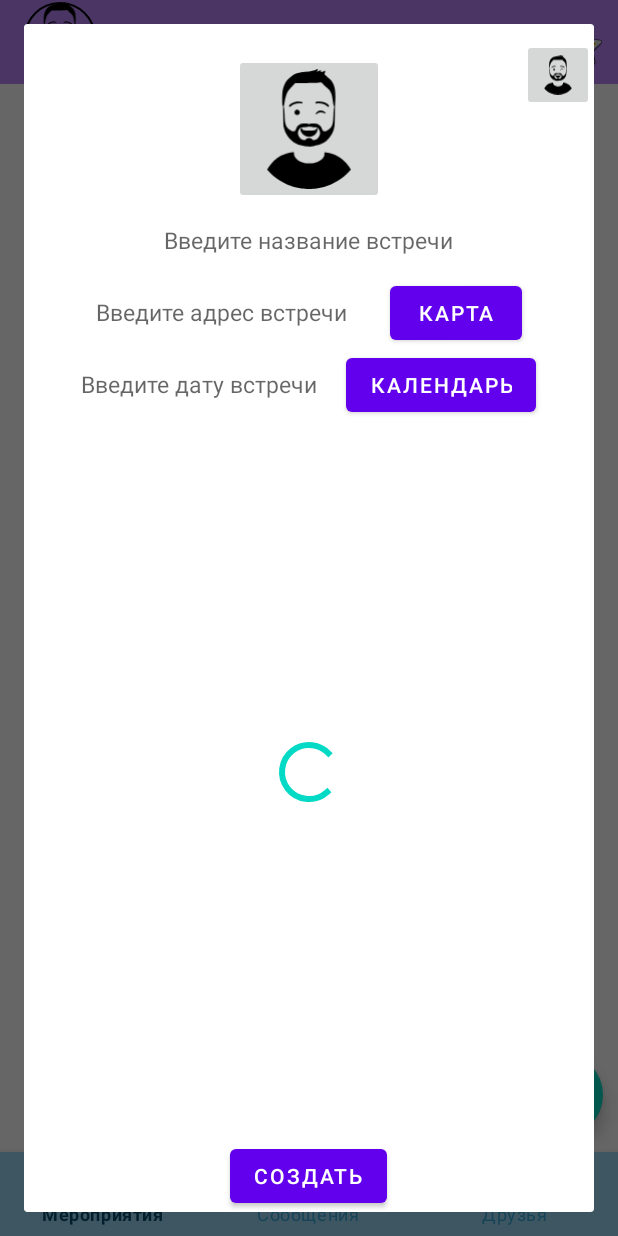
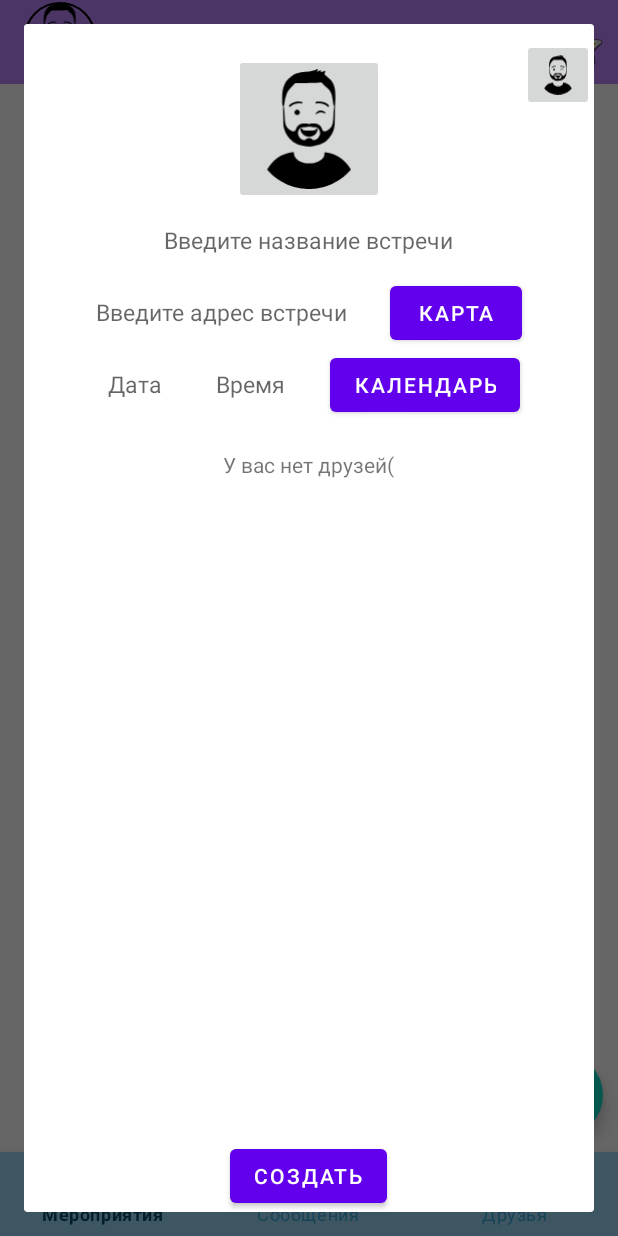
Before and after one commit to manfeo/FriendsOrganiser, an Android app: the fragment NewAppointmentDialog placed in its activity, on a phone screen of 412 x 824 dp. Run offline under Robolectric (Android 15) with nearby library versions, the phone set to English and light mode, and no system bars; our stand-ins replace Firebase (no records; nobody signed in at launch, a user with empty details on screens opened directly).

Commit message:
Completed listener for appointments. Made appointment creation. Slightly worked on appointment creation view. Switched from manual string formatting to DateTimeFormatter

```diff
--- a/app/src/main/java/com/example/friendsorganiser/MainActivityPackage/AppointmentsPackage/NewAppointment/NewAppointmentDialog.java
+++ b/app/src/main/java/com/example/friendsorganiser/MainActivityPackage/AppointmentsPackage/NewAppointment/NewAppointmentDialog.java
@@ -8,15 +8,21 @@ import android.view.ViewGroup;
 import androidx.annotation.NonNull;
 import androidx.annotation.Nullable;
 import androidx.fragment.app.DialogFragment;
+import androidx.lifecycle.Observer;
 import androidx.lifecycle.ViewModelProvider;
 
+import com.example.friendsorganiser.MainActivityPackage.ChatsPackage.NewChatDialog.FriendsPickerAdapter;
 import com.example.friendsorganiser.Models.Appointment;
+import com.example.friendsorganiser.Models.UserInfo;
 import com.example.friendsorganiser.databinding.CreateNewAppointmentBinding;
+
+import java.util.List;
 
 public class NewAppointmentDialog extends DialogFragment {
 
     private CreateNewAppointmentBinding binding;
     private NewAppointmentDialogViewModel newAppointmentDialogViewModel;
+    private FriendsPickerAdapter friendsPickerAdapter;
 
     @Nullable
     @Override
@@ -32,7 +38,13 @@ public class NewAppointmentDialog extends DialogFragment {
         newAppointmentDialogViewModel = new ViewModelProvider(requireActivity()).get(NewAppointmentDialogViewModel.class);
         newAppointmentDialogViewModel.init();
 
+        init();
         setListeners();
+    }
+
+    private void init(){
+        friendsPickerAdapter = new FriendsPickerAdapter(newAppointmentDialogViewModel.getFriends().getValue());
+        binding.rvNewAppointmentFriends.setAdapter(friendsPickerAdapter);
     }
 
     private void setListeners(){
@@ -41,8 +53,42 @@ public class NewAppointmentDialog extends DialogFragment {
             String appointmentTitle = binding.etNewAppointmentTitle.getText().toString();
             String appointmentAddress = binding.etNewAppointmentManualAddress.getText().toString();
             String appointmentDate = binding.etNewAppointmentDate.getText().toString();
+            String appointmentTime = binding.etNewAppointmentTime.getText().toString();
 
-            newAppointmentDialogViewModel.createNewAppointment(appointmentTitle, appointmentAddress, appointmentDate);
+            newAppointmentDialogViewModel.createNewAppointment(appointmentTitle, appointmentAddress, appointmentDate, appointmentTime);
         });
+        newAppointmentDialogViewModel.getFriends().observe(getViewLifecycleOwner(), friends -> {
+            if (friends.size() == 0){
+                binding.rvNewAppointmentFriends.setVisibility(View.GONE);
+                binding.tvNewAppointmentNoFriends.setVisibility(View.VISIBLE);
+            } else {
+                friendsPickerAdapter.notifyDataSetChanged();
+                binding.rvNewAppointmentFriends.setVisibility(View.VISIBLE);
+                binding.tvNewAppointmentNoFriends.setVisibility(View.GONE);
+            }
+        });
+        newAppointmentDialogViewModel.isFriendsListLoading().observe(getViewLifecycleOwner(), this::friendsLoading);
+        newAppointmentDialogViewModel.isNewAppointmentLoading().observe(getViewLifecycleOwner(), isNewAppointmentLoading -> {
+            newAppointmentLoading(isNewAppointmentLoading);
+            dismiss();
+        });
+
+    }
+
+    private void friendsLoading(boolean isLoading){
+        if (isLoading)
+            binding.pbNewAppointmentFriendsLoading.setVisibility(View.VISIBLE);
+        else
+            binding.pbNewAppointmentFriendsLoading.setVisibility(View.GONE);
+    }
+
+    private void newAppointmentLoading(boolean isLoading){
+        if (isLoading) {
+            binding.btNewAppointmentCreate.setVisibility(View.GONE);
+            binding.pbNewAppointmentCreateLoading.setVisibility(View.VISIBLE);
+        } else {
+            binding.btNewAppointmentCreate.setVisibility(View.VISIBLE);
+            binding.pbNewAppointmentCreateLoading.setVisibility(View.GONE);
+        }
     }
 }
--- a/app/src/main/java/com/example/friendsorganiser/MainActivityPackage/AppointmentsPackage/NewAppointment/NewAppointmentDialogViewModel.java
+++ b/app/src/main/java/com/example/friendsorganiser/MainActivityPackage/AppointmentsPackage/NewAppointment/NewAppointmentDialogViewModel.java
@@ -30,6 +30,8 @@ public class NewAppointmentDialogViewModel extends ViewModel implements OnFriend
 
         friendsListLoading = new MutableLiveData<>();
         newAppointmentLoading = new MutableLiveData<>();
+
+        loadFriends();
     }
 
     public LiveData<List<UserInfo>> getFriends(){
@@ -42,9 +44,17 @@ public class NewAppointmentDialogViewModel extends ViewModel implements OnFriend
         newAppointmentDialogRepository.getFriends(allFriends, this);
     }
 
-    public void createNewAppointment(String appointmentTitle, String appointmentAddress, String appointmentDate){
-        //newAppointmentDialogRepository.createNewApppointment(newAppointment);
-        Log.d("a;skldj", "a;sdlkfjalk;");
+    public LiveData<Boolean> isFriendsListLoading(){
+        return friendsListLoading;
+    }
+
+    public LiveData<Boolean> isNewAppointmentLoading(){
+        return newAppointmentLoading;
+    }
+
+    public void createNewAppointment(String appointmentTitle, String appointmentAddress, String appointmentDate, String appointmentTime){
+        newAppointmentDialogRepository.createNewAppointment(appointmentTitle, appointmentAddress, appointmentDate,
+                appointmentTime, allFriends, this);
     }
 
     @Override
@@ -55,6 +65,6 @@ public class NewAppointmentDialogViewModel extends ViewModel implements OnFriend
 
     @Override
     public void onAppointmentCreatedCallback(boolean isLoading) {
-        newAppointmentLoading.setValue(false);
+        newAppointmentLoading.setValue(isLoading);
     }
 }
--- a/app/src/main/java/com/example/friendsorganiser/MainActivityPackage/AppointmentsPackage/RecentAppointments/AppointmentFragment.java
+++ b/app/src/main/java/com/example/friendsorganiser/MainActivityPackage/AppointmentsPackage/RecentAppointments/AppointmentFragment.java
@@ -54,8 +54,9 @@ public class AppointmentFragment extends Fragment implements OnAppointmentClick{
                 binding.tvNoAppointments.setVisibility(View.VISIBLE);
                 binding.rvAllAppointments.setVisibility(View.GONE);
             } else {
-                binding.tvNoAppointments.setVisibility(View .GONE);
+                binding.tvNoAppointments.setVisibility(View.GONE);
                 appointmentsAdapter.notifyDataSetChanged();
+                binding.rvAllAppointments.setVisibility(View.VISIBLE);
             }
             binding.fbCreateNewAppointment.setVisibility(View.VISIBLE);
         });
@@ -63,7 +64,7 @@ public class AppointmentFragment extends Fragment implements OnAppointmentClick{
         binding.fbCreateNewAppointment.setOnClickListener(v -> {
             FragmentManager manager = getActivity().getSupportFragmentManager();
             NewAppointmentDialog appointmentDialog = new NewAppointmentDialog();
-            appointmentDialog.show(manager, "newChatCreation");
+            appointmentDialog.show(manager, "newAppointmentCreation");
         });
     }
 
--- a/app/src/main/java/com/example/friendsorganiser/Models/Appointment.java
+++ b/app/src/main/java/com/example/friendsorganiser/Models/Appointment.java
@@ -7,8 +7,7 @@ public class Appointment {
     private LocalDateTime appointmentDateObject;
 
     public Appointment(String appointmentTitle, String appointmentDate,
-                       String appointmentPhoto, LocalDateTime appointmentDateObject,
-                       String appointmentId) {
+                       String appointmentPhoto, LocalDateTime appointmentDateObject, String appointmentId) {
         this.appointmentTitle = appointmentTitle;
         this.appointmentDate = appointmentDate;
         this.appointmentPhoto = appointmentPhoto;
--- a/app/src/main/res/layout/create_new_appointment.xml
+++ b/app/src/main/res/layout/create_new_appointment.xml
@@ -53,7 +53,7 @@
             android:id="@+id/et_newAppointmentManualAddress"
             android:layout_width="wrap_content"
             android:layout_height="48sp"
-            android:inputType="textPersonName"
+            android:inputType="textPostalAddress"
             android:textSize="15sp"
             android:background="@android:color/transparent"
             android:hint="Введите адрес встречи" />
@@ -94,10 +94,28 @@
             android:id="@+id/et_newAppointmentDate"
             android:layout_width="wrap_content"
             android:layout_height="48sp"
-            android:inputType="textPersonName"
+            android:minWidth="48sp"
+            android:inputType="date"
             android:textSize="15sp"
+            android:textAlignment="center"
             android:background="@android:color/transparent"
-            android:hint="Введите дату встречи" />
+            android:hint="Дата" />
+
+        <Space
+            android:layout_width="wrap_content"
+            android:layout_height="wrap_content"
+            android:layout_weight="1" />
+
+        <EditText
+            android:id="@+id/et_newAppointmentTime"
+            android:layout_width="wrap_content"
+            android:layout_height="48sp"
+            android:minWidth="48sp"
+            android:inputType="time"
+            android:textSize="15sp"
+            android:textAlignment="center"
+            android:background="@android:color/transparent"
+            android:hint="Время" />
 
         <Space
             android:layout_width="wrap_content"
@@ -122,7 +140,16 @@
         android:layout_width="match_parent"
         android:layout_height="wrap_content"
         android:layout_below="@+id/ll_newAppointmentDateHolder"
-        android:layout_above="@+id/bt_newAppointmentCreate">
+        android:layout_above="@+id/fl_newAppointmentCreateHolder">
+
+        <TextView
+            android:id="@+id/tv_newAppointmentNoFriends"
+            android:layout_width="wrap_content"
+            android:layout_height="wrap_content"
+            android:layout_gravity="center_horizontal"
+            android:layout_marginTop="20sp"
+            android:text="У вас нет друзей("
+            android:visibility="gone"/>
 
         <androidx.recyclerview.widget.RecyclerView
             android:id="@+id/rv_newAppointmentFriends"
@@ -149,13 +176,28 @@
         android:layout_height="200sp"
         android:visibility="gone"/>
 
-    <Button
-        android:id="@+id/bt_newAppointmentCreate"
-        android:layout_width="wrap_content"
+    <FrameLayout
+        android:id="@+id/fl_newAppointmentCreateHolder"
+        android:layout_width="match_parent"
         android:layout_height="wrap_content"
-        android:text="Создать"
         android:layout_alignParentBottom="true"
-        android:layout_centerHorizontal="true"
-        android:layout_marginBottom="10sp"/>
+        android:layout_marginBottom="10sp">
+
+        <ProgressBar
+            android:id="@+id/pb_newAppointmentCreateLoading"
+            style="?android:attr/progressBarStyle"
+            android:layout_width="48sp"
+            android:layout_height="48sp"
+            android:layout_gravity="center_horizontal"
+            android:visibility="gone"/>
+
+        <Button
+            android:id="@+id/bt_newAppointmentCreate"
+            android:layout_width="wrap_content"
+            android:layout_height="wrap_content"
+            android:text="Создать"
+            android:layout_gravity="center_horizontal" />
+
+    </FrameLayout>
 
 </RelativeLayout>
```
Also changed, not shown: app/src/main/java/com/example/friendsorganiser/MainActivityPackage/AppointmentsPackage/NewAppointment/NewAppointmentDialogRepository.java (+46 -0 lines), app/src/main/java/com/example/friendsorganiser/MainActivityPackage/AppointmentsPackage/RecentAppointments/AppointmentFragmentRepository.java (+4 -12 lines), app/src/main/java/com/example/friendsorganiser/MainActivityPackage/ChatsPackage/AllChats/RecentChatsRepository.java (+3 -5 lines), app/src/main/java/com/example/friendsorganiser/MainActivityPackage/ChatsPackage/Chatting/ChattingActivityRepository.java (+3 -5 lines), app/src/main/java/com/example/friendsorganiser/Utilities/Constants.java (+6 -4 lines).
